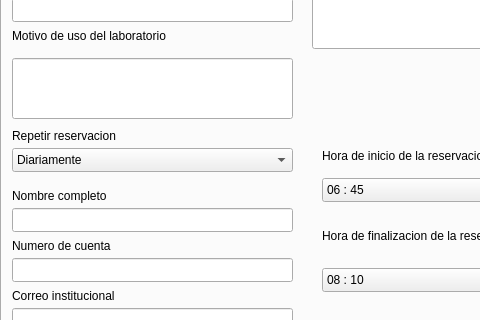
The window that Proyecto_Lab/cframe.ui (DavidZelaya12/Proyecto_lab_Progra_III) describes before a commit, drawn with Qt 5; both pictures show x 0 to 480 and y 128 to 448 of the 1108 by 768 pixel window.
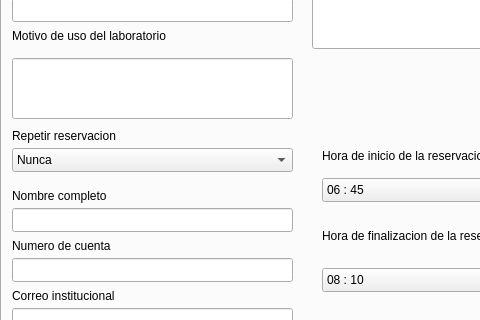
The same window after the commit.

The edit to the form file:
```diff
--- a/Proyecto_Lab/cframe.ui
+++ b/Proyecto_Lab/cframe.ui
@@ -306,6 +306,11 @@
         <height>24</height>
        </rect>
       </property>
+      <item>
+       <property name="text">
+        <string>Nunca</string>
+       </property>
+      </item>
       <item>
        <property name="text">
         <string>Diariamente</string>
```
